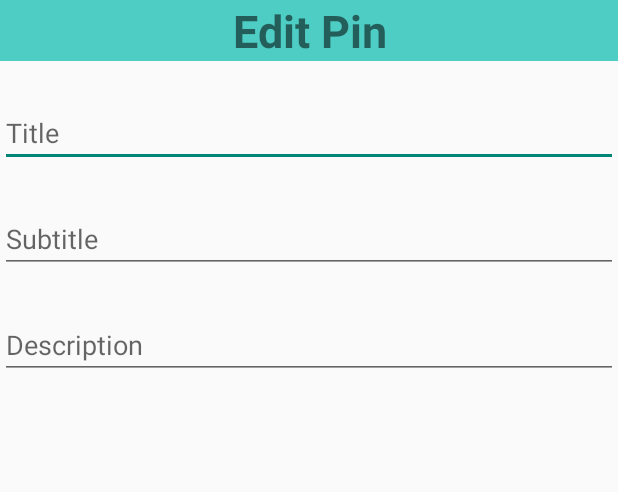
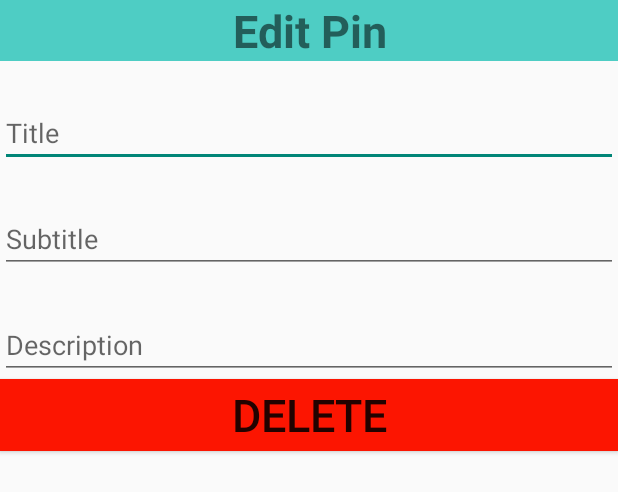
Before and after one commit to omarbakker/Stream-app, an Android app: the layout edit_pin_dialog.xml on its own in the app's theme, with its tools: preview values and no code run, on a phone screen of 412 x 824 dp. Shown: the top 492 px of the screen. Run offline under Robolectric (Android 15) with nearby library versions, the phone set to English and light mode, and no system bars.

Commit message:
Adding Delete

```diff
--- a/app/src/main/java/com/test/stream/stream/UIFragments/BoardFragment.java
+++ b/app/src/main/java/com/test/stream/stream/UIFragments/BoardFragment.java
@@ -5,9 +5,13 @@ import android.content.Intent;
 import android.os.Bundle;
 import android.support.v4.app.ListFragment;
 import android.support.v7.app.AlertDialog;
+import android.view.ContextMenu;
 import android.view.LayoutInflater;
+import android.view.MenuInflater;
+import android.view.MenuItem;
 import android.view.View;
 import android.view.ViewGroup;
+import android.widget.Button;
 import android.widget.EditText;
 import android.widget.ImageButton;
 import android.widget.ListView;
@@ -163,28 +167,30 @@ public class BoardFragment extends ListFragment {
      * @param position
      */
     private void launchPinDetailDialog(int position){
-        Pin pin = (Pin) getListAdapter().getItem(position);
+        final Pin pin = (Pin) getListAdapter().getItem(position);
         View view = LayoutInflater.from(getActivity()).inflate(R.layout.edit_pin_dialog, null);
         // TextFields of the Popup Dialog
         final EditText titleText = (EditText) view.findViewById(R.id.dialog_edit_title);
         final EditText subtitleText = (EditText) view.findViewById(R.id.dialog_edit_subtitle);
         final EditText descriptionText = (EditText) view.findViewById(R.id.dialog_edit_description);
+        final Button deleteButton = (Button) view.findViewById(R.id.delete_pin);
         titleText.setText(pin.getTitle());
         subtitleText.setText(pin.getSubtitle());
         descriptionText.setText(pin.getDescription());
         // Create a popup Dialog
         AlertDialog.Builder builder = new AlertDialog.Builder(getActivity());
         builder.setView(view)
-                // When clicking Submit button after populating fields
-                .setPositiveButton("Submit", new DialogInterface.OnClickListener() {
-                    public void onClick(DialogInterface dialog, int id) {
-
-                    }
-                })
                 .setNegativeButton("Cancel", null);
 
-        AlertDialog alert = builder.create();
+        final AlertDialog alert = builder.create();
         alert.show();
+        deleteButton.setOnClickListener(new View.OnClickListener(){
+            @Override
+            public void onClick(View v) {
+                BoardManager.sharedInstance().RemovePin(pin);
+                alert.dismiss();
+            }
+        });
     }
 
     @Override
--- a/app/src/main/res/layout/edit_pin_dialog.xml
+++ b/app/src/main/res/layout/edit_pin_dialog.xml
@@ -48,6 +48,16 @@
         android:layout_centerHorizontal="true"
         android:layout_marginTop="25dp"/>
 
+    <Button
+        android:layout_width="match_parent"
+        android:layout_height="wrap_content"
+        android:id="@+id/delete_pin"
+        android:layout_below="@+id/dialog_edit_description"
+        android:background="@color/red"
+        android:text="@string/menu_delete"
+        android:gravity="center"
+        android:textSize="30dp"/>
+
 
 
 </RelativeLayout>
--- a/app/src/main/res/values/colors.xml
+++ b/app/src/main/res/values/colors.xml
@@ -5,4 +5,5 @@
     <color name="colorAccent">#556270</color>
     <color name="white">#FFFFFF</color>
     <color name="background">#4ecdc4</color>
+    <color name="red">#FC1501</color>
 </resources>
--- a/app/src/main/res/values/strings.xml
+++ b/app/src/main/res/values/strings.xml
@@ -81,6 +81,7 @@
     <string name="pin_add_name">Add Pin</string>
     <string name="pin_edit_name">Edit Pin</string>
     <string name="hello_blank_fragment">Hello blank fragment</string>
+    <string name="menu_delete">Delete</string>
 
 
     <!-- Calendar strings -->
```
